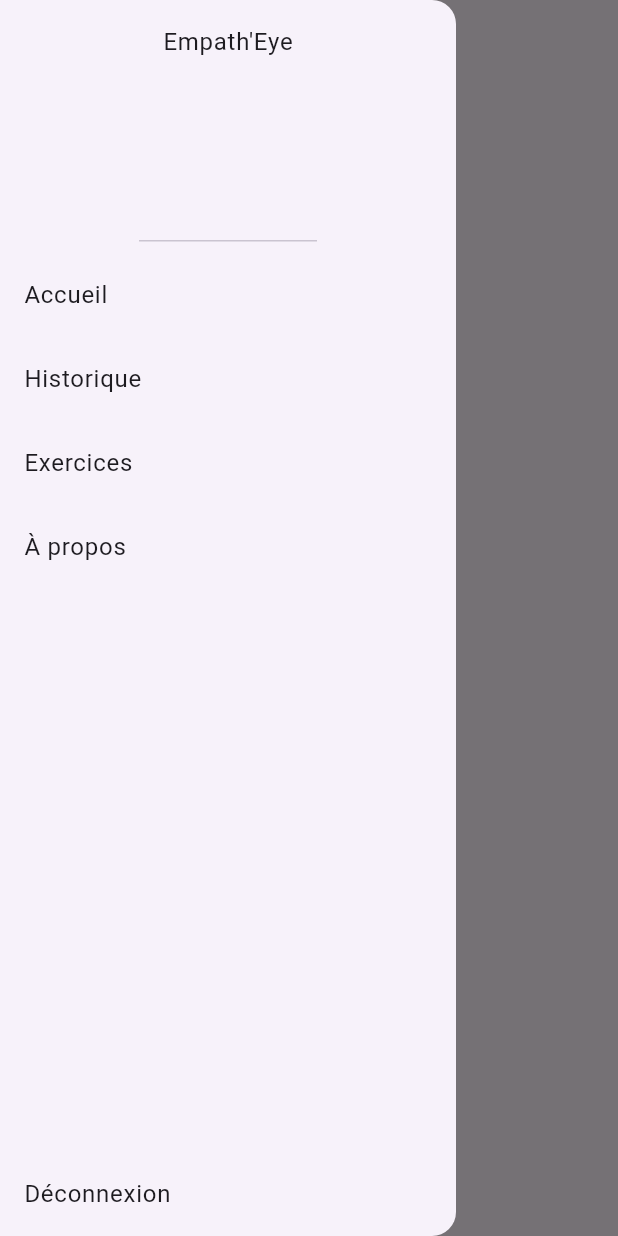
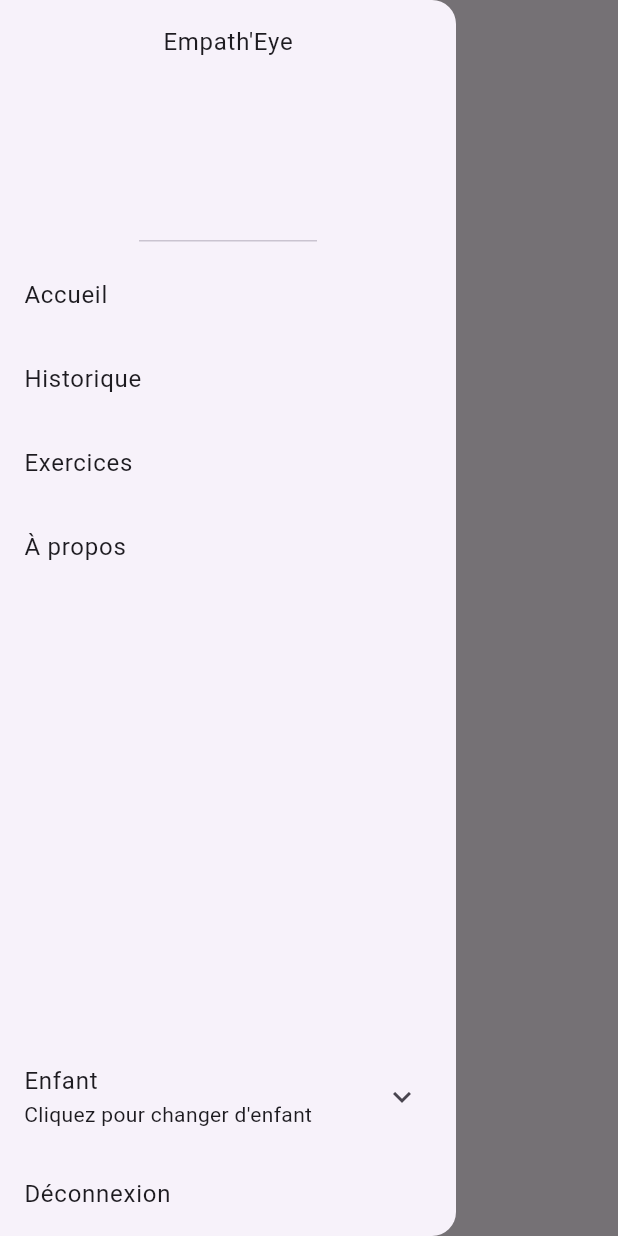
Before and after one commit to jules-delobelle/empath-eye-app, a Flutter app: the AboutScreen screen opened by its route, with the side drawer open, on a phone screen of 412 x 824 dp. Run offline on Flutter 3.47's test engine with Material 3 defaults, Android fonts, the phone set to English and light mode, and no system bars; our stand-ins replace flutter_blue_plus, flutter_secure_storage; accounts and stored records are empty; network calls fail.

Commit message:
Création du menu de sélection d'enfant

```diff
--- a/lib/main.dart
+++ b/lib/main.dart
@@ -13,6 +13,7 @@ import 'screens/quiz_screen.dart';
 import 'screens/quiz_result_screen.dart';
 import 'screens/session_screen.dart';
 import 'screens/about_screen.dart';
+import 'screens/enfant_create_screen.dart';
 
 void main() async {
   WidgetsFlutterBinding.ensureInitialized();
@@ -50,8 +51,9 @@ class MyApp extends StatelessWidget {
         '/interaction': (context) => const InteractionScreen(),
         '/quiz': (context) => const QuizScreen(),
         '/quiz_result' : (context) => const QuizResultScreen(),
-        '/session' :(context) => const SessionScreen(),
-        '/login':(context) => const LoginScreen()
+        '/session' : (context) => const SessionScreen(),
+        '/login': (context) => const LoginScreen(),
+        '/create_enfant': (context) => const CreateEnfantScreen()
       }
     );
   }
--- a/lib/services/api_services.dart
+++ b/lib/services/api_services.dart
@@ -35,7 +35,7 @@ class ApiServices {
     return false;
   }
 
-  static Future<List<Enfant>?> getEnfant(String token) async{
+  static Future<List<Enfant>?> getEnfants(String token) async{
     final response = await http.get(
       Uri.parse("$baseUrl/enfant/"),
       headers: {"Content-Type": "application/json",
--- a/lib/widgets/app_drawer.dart
+++ b/lib/widgets/app_drawer.dart
@@ -4,11 +4,32 @@ import 'package:provider/provider.dart';
 import '../services/api_services.dart';
 import '../providers/app_provider.dart';
 
-class AppDrawer extends StatelessWidget{
+class AppDrawer extends StatefulWidget{
   const AppDrawer({super.key});
 
   @override
+  State<AppDrawer> createState() => _AppDrawerState();
+}
+
+class _AppDrawerState extends State<AppDrawer>{
+
+  String? token;
+
+  @override
+  void initState(){
+    super.initState();
+    _loadEnfants();
+  }
+
+  Future<void> _loadEnfants() async {
+    token = await ApiServices.getToken();
+    final enfants = await ApiServices.getEnfants(token!);
+    if (enfants != null && mounted) Provider.of<AppProvider>(context, listen: false).setEnfants(enfants);
+  }
+
+  @override
   Widget build(BuildContext context){
+    final enfants = Provider.of<AppProvider>(context).getEnfants();
     return Drawer(
       child: Column(
         children:[
@@ -32,6 +53,23 @@ class AppDrawer extends StatelessWidget{
             onTap: () {Navigator.pushNamed(context, '/about');}
           ),
           Spacer(),
+          ExpansionTile(
+            title: Text("Enfant"),
+            subtitle: Text("Cliquez pour changer d'enfant"),
+            children: [
+              ...enfants.map((enfant) => ListTile(
+                title: Text(enfant.prenom),
+                onTap: () {
+                  Provider.of<AppProvider>(context, listen: false).setEnfantSelectionne(enfant);
+                },
+              ),
+            ).toList(),
+            ListTile(
+              title: Text("+"),
+              onTap: () => Navigator.pushNamed(context, "/create_enfant"),
+              )
+            ]
+            ),
           ListTile(
             title: Text("Déconnexion"),
             onTap: () {
```
Also changed, not shown: lib/screens/enfant_create_screen.dart (+18 -0 lines).
